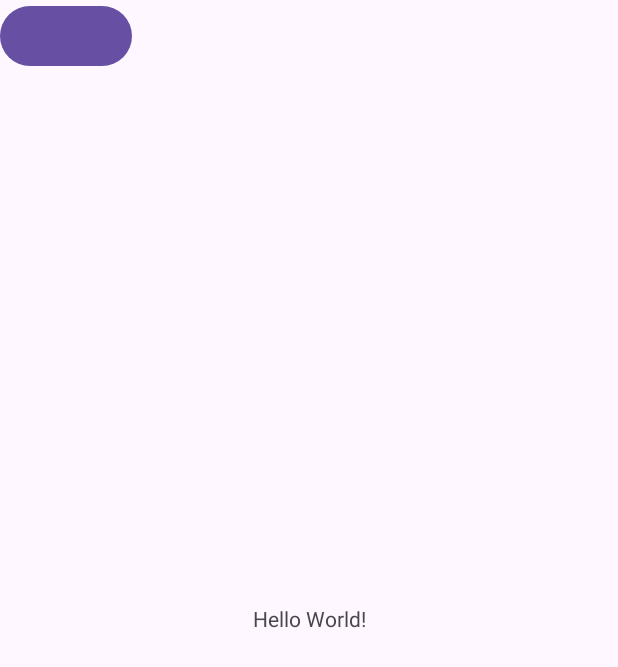
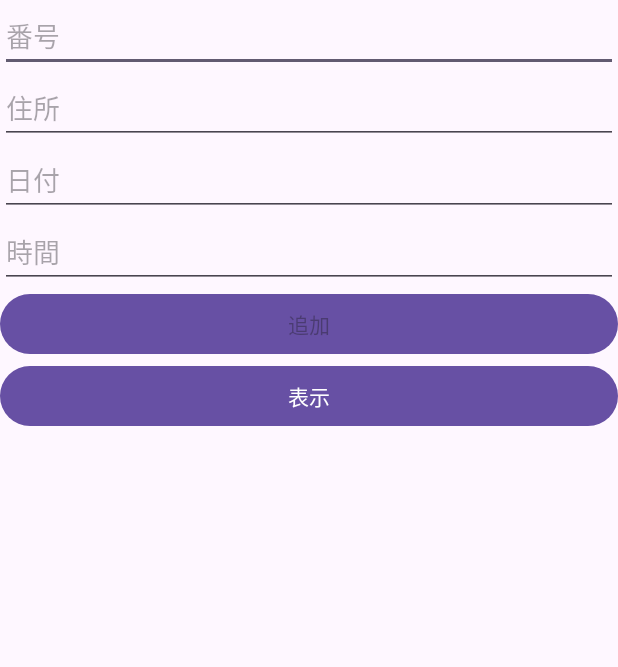
Before and after one commit to Utahshi-jp/oplogy, an Android app: the screen it shows after launch (MainActivity), on a phone screen of 412 x 824 dp. Shown: the top 667 px of the screen. Run offline under Robolectric (Android 15) with nearby library versions, the phone set to English and light mode, and no system bars; our stand-ins replace Firebase (no records; nobody signed in at launch, a user with empty details on screens opened directly).

Commit message:
cloudFireStore追加

```diff
--- a/app/build.gradle
+++ b/app/build.gradle
@@ -1,5 +1,6 @@
 plugins {
     id 'com.android.application'
+    id 'com.google.gms.google-services'
 }
 
 android {
@@ -33,6 +34,7 @@ dependencies {
     implementation 'androidx.appcompat:appcompat:1.6.1'
     implementation 'com.google.android.material:material:1.5.0'
     implementation 'androidx.constraintlayout:constraintlayout:2.1.4'
+    implementation 'com.google.firebase:firebase-firestore:24.4.1'
     testImplementation 'junit:junit:4.13.2'
     androidTestImplementation 'androidx.test.ext:junit:1.1.5'
     androidTestImplementation 'androidx.test.espresso:espresso-core:3.5.1'
--- a/app/src/main/java/com/example/oplogy/MainActivity.java
+++ b/app/src/main/java/com/example/oplogy/MainActivity.java
@@ -1,14 +1,127 @@
 package com.example.oplogy;
 
+import androidx.annotation.NonNull;
 import androidx.appcompat.app.AppCompatActivity;
 
 import android.os.Bundle;
+import android.util.Log;
+import android.view.View;
+import android.widget.Button;
+import android.widget.EditText;
+import android.widget.TextView;
+
+import com.google.android.gms.tasks.OnFailureListener;
+import com.google.android.gms.tasks.OnSuccessListener;
+import com.google.firebase.firestore.DocumentReference;
+import com.google.firebase.firestore.DocumentSnapshot;
+import com.google.firebase.firestore.FirebaseFirestore;
+import com.google.firebase.firestore.QueryDocumentSnapshot;
+
+import java.util.HashMap;
+import java.util.Map;
 
 public class MainActivity extends AppCompatActivity {
+    private TextView textView;
+    private Button btnShow;
+    private Button btnAdd;
+    private EditText number;
+    private EditText address;
+    private EditText date;
+    private EditText time;
+    private FirebaseFirestore db = FirebaseFirestore.getInstance();
 
     @Override
     protected void onCreate(Bundle savedInstanceState) {
         super.onCreate(savedInstanceState);
         setContentView(R.layout.activity_main);
+
+         textView=findViewById(R.id.showText);
+         btnShow=findViewById(R.id.btnShow);
+         btnAdd=findViewById(R.id.btnAdd);
+
+         number=findViewById(R.id.editNumber);
+         address=findViewById(R.id.editAddress);
+         date=findViewById(R.id.editDate);
+         time=findViewById(R.id.editTime);
+
+
+         //データの追加(適当なデータを追加しています。実際にはデータベースに保存したいデータを追加してください。)
+
+        findViewById(R.id.btnAdd).setOnClickListener(new View.OnClickListener() {
+            @Override
+            public void onClick(View v) {
+                User user = new User(number.getText().toString(), address.getText().toString(),date.getText().toString(),time.getText().toString());
+
+
+                db.collection("users")
+                        .add(user)
+                        .addOnSuccessListener(documentReference -> Log.d("@FB1", "DocumentSnapshot added with ID: " + documentReference.getId()))
+                        .addOnFailureListener(e -> Log.w("@FB1", "Error adding document", e));
+            }
+        });
+
+
+        btnShow.setOnClickListener(v -> {
+            // ⑤Read Data
+            // Firestoreのコレクション「users」のドキュメント一覧を取得する
+            // 非同期で取得処理が動作する。結果を受け取るために処理完了時のリスナーをセットする
+            db.collection("users").get().addOnCompleteListener(task -> {
+                String data = "";
+                if (task.isSuccessful()) {
+                    for (QueryDocumentSnapshot document : task.getResult()) {
+                        Log.d("@FB1", document.getId() + "=>" + document.getData());
+                        User user = document.toObject(User.class);
+                        data += user + "\n";
+                    }
+                } else {
+                    data = "Error getting documents." + task.getException().getMessage();
+                }
+                textView.setText(data);//編集したデータを画面下部に表示
+            });
+
+
+        });
     }
 }
+class User {
+    private String number;
+    private String address;
+    private String date;
+    private String time;
+
+    public User() {
+    }
+
+    public User(String number, String address, String data, String time) {
+        this.number = number;
+        this.address = address;
+        this.date = data;
+        this.time = time;
+    }
+    //getterとsetter
+    public String getNumber() {
+        return number;
+    }
+    public String getAddress() {
+        return address;
+    }
+    public String getDate() {
+        return date;
+    }
+    public String getTime() {
+        return time;
+    }
+    public void setNumber(String number) {
+        this.number = number;
+    }
+    public void setAddress(String address) {
+        this.address = address;
+    }
+    public void setDate(String date) {
+        this.date = date;
+    }
+    public void setTime(String time) {
+        this.time = time;
+    }
+
+}
--- a/app/src/main/res/layout/activity_main.xml
+++ b/app/src/main/res/layout/activity_main.xml
@@ -1,22 +1,50 @@
 <?xml version="1.0" encoding="utf-8"?>
-<androidx.constraintlayout.widget.ConstraintLayout xmlns:android="http://schemas.android.com/apk/res/android"
+<LinearLayout xmlns:android="http://schemas.android.com/apk/res/android"
     xmlns:app="http://schemas.android.com/apk/res-auto"
     xmlns:tools="http://schemas.android.com/tools"
     android:layout_width="match_parent"
     android:layout_height="match_parent"
-    tools:context=".MainActivity">
+    tools:context=".MainActivity"
+    android:orientation="vertical">
+
+    <EditText
+        android:id="@+id/editNumber"
+        android:layout_width="match_parent"
+        android:layout_height="wrap_content"
+        android:hint="番号" />
+    <EditText
+        android:id="@+id/editAddress"
+        android:layout_width="match_parent"
+        android:layout_height="wrap_content"
+        android:hint="住所" />
+    <EditText
+        android:id="@+id/editDate"
+        android:layout_width="match_parent"
+        android:layout_height="wrap_content"
+        android:hint="日付" />
+    <EditText
+        android:id="@+id/editTime"
+        android:layout_width="match_parent"
+        android:layout_height="wrap_content"
+        android:hint="時間" />
+    <Button
+        android:id="@+id/btnAdd"
+        android:layout_width="match_parent"
+        android:layout_height="wrap_content"
+        android:hint="追加"/>
+    <Button
+        android:id="@+id/btnShow"
+        android:layout_width="match_parent"
+        android:layout_height="wrap_content"
+        android:text="表示" />
+
 
     <TextView
-        android:layout_width="wrap_content"
+        android:id="@+id/showText"
+        android:layout_width="match_parent"
         android:layout_height="wrap_content"
-        android:text="Hello World!"
-        app:layout_constraintBottom_toBottomOf="parent"
-        app:layout_constraintEnd_toEndOf="parent"
-        app:layout_constraintStart_toStartOf="parent"
-        app:layout_constraintTop_toTopOf="parent" />
-    <Button
-        android:layout_width="wrap_content"
-        android:layout_height="wrap_content"
-        />
+        android:text="" />
 
-</androidx.constraintlayout.widget.ConstraintLayout>
+
+
+</LinearLayout>
--- a/build.gradle
+++ b/build.gradle
@@ -1,4 +1,8 @@
-// Top-level build file where you can add configuration options common to all sub-projects/modules.
+buildscript {
+    dependencies {
+        classpath 'com.google.gms:google-services:4.3.14'
+    }
+}// Top-level build file where you can add configuration options common to all sub-projects/modules.
 plugins {
     id 'com.android.application' version '8.0.2' apply false
     id 'com.android.library' version '8.0.2' apply false
```
